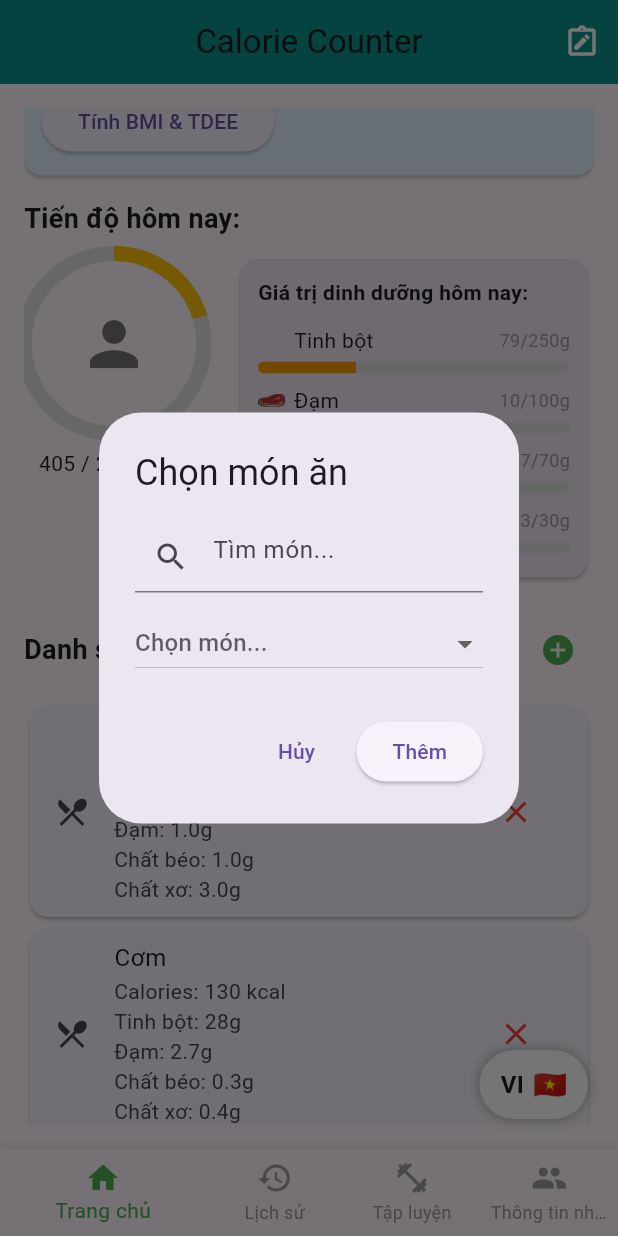
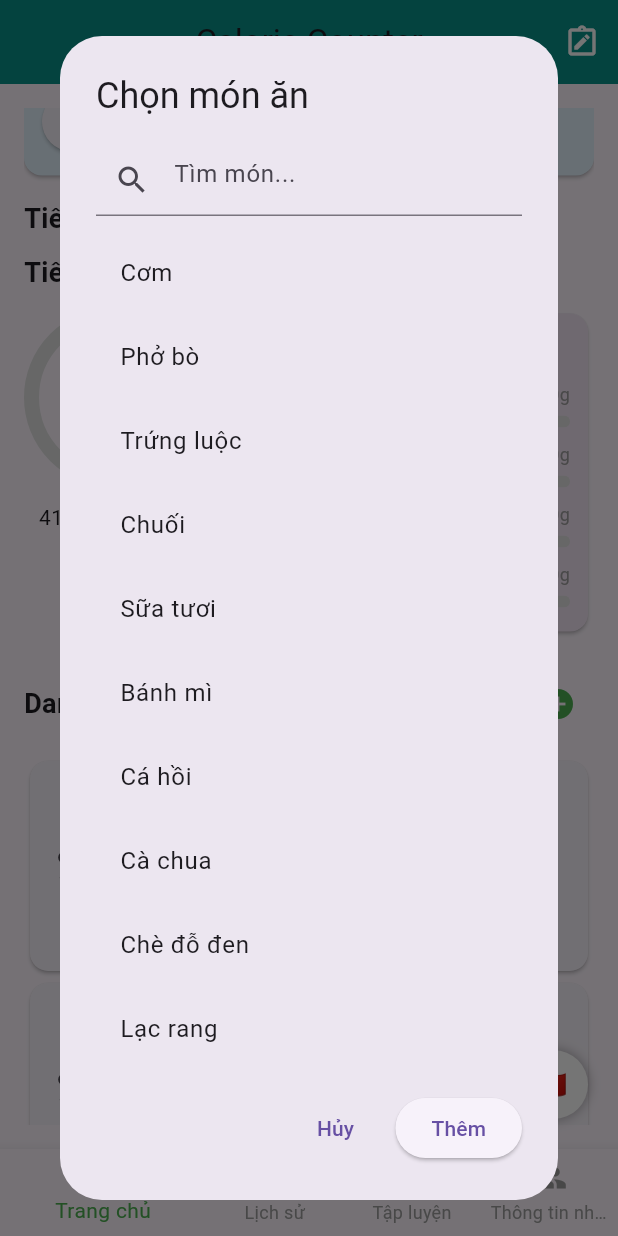
Before and after one commit to phuonglinh000/2025_LTTBDD_N04_Nhom_25, a Flutter app: the screen it shows after launch, scrolled down 576 dp, after a tap on the "add circle" icon, on a phone screen of 412 x 824 dp. Run offline on Flutter 3.47's test engine with Material 3 defaults, Android fonts, the phone set to English and light mode, and no system bars; drawn by our look-alikes of percent_indicator; our stand-ins replace fl_chart, flutter_screenutil.

Commit message:
fix lỗi chọn món

```diff
--- a/calories/lib/man_hinh_chinh.dart
+++ b/calories/lib/man_hinh_chinh.dart
@@ -7,6 +7,7 @@ import 'package:provider/provider.dart';
 import 'quan_ly_ngon_ngu.dart';
 import 'package:flutter_screenutil/flutter_screenutil.dart';
 import 'man_hinh_thong_tin_nhom.dart';
+import 'package:percent_indicator/percent_indicator.dart';
 
 class ManHinhChinh
     extends StatefulWidget {
@@ -32,32 +33,32 @@ class _ManHinhChinhState
       DateTime.now();
 
   final List<Map<String, dynamic>>
+
   _meals = [
     {
-      'name': 'Chuối',
-      'calories': 200,
-      'carbs': 50,
-      'protein': 1.0,
-      'fat': 1.0,
-      'fiber': 3.0,
+    'name': 'steamed_squid',
+    'calories': 160,
+    'carbs': 2.0,
+    'protein': 30.0,
+    'fat': 3.0,
+    'fiber': 0.0,
     },
     {
-      'name': 'Cơm',
-      'calories': 130,
-      'carbs': 28,
-      'protein': 2.7,
-      'fat': 0.3,
-      'fiber': 0.4,
-    },
-    {
-      'name': 'Trứng luộc',
-      'calories': 75,
-      'carbs': 0.5,
-      'protein': 6.0,
-      'fat': 5.3,
+    'name': 'stir_fried_eel',
+    'calories': 250,
+    'carbs': 5.0,
+    'protein': 22.0,
+    'fat': 15.0,
     'fiber': 0.0,
     },
+
   ];
+  void onMealSelected(Map<String, dynamic> selectedMeal) {
+  setState(() {
+    _meals.add(selectedMeal);
+  });
+}
+
 
   final TextEditingController
   _heightController =
@@ -497,51 +498,42 @@ class _ManHinhChinhState
           ),
           const SizedBox(height: 10),
 
+          Text(
+  Lang.t('today_progress'),
+  style: const TextStyle(
+    fontSize: 18,
+    fontWeight: FontWeight.bold,
+  ),
+),
+const SizedBox(height: 10),
+
 Row(
-            crossAxisAlignment:
-                CrossAxisAlignment
-                    .start,
+  crossAxisAlignment: CrossAxisAlignment.start,
   children: [
     Column(
       children: [
         Stack(
-                    alignment: Alignment
-                        .center,
+          alignment: Alignment.center,
           children: [
-                      SizedBox(
-                        height: 120,
-                        width: 120,
-                        child: CircularProgressIndicator(
-                          value:
-                              displayProgress,
-                          strokeWidth:
-                              10,
-                          backgroundColor:
-                              Colors
-                                  .grey[300],
-                          valueColor: AlwaysStoppedAnimation<Color>(
-                            progress <
-                                    1.0
-                                ? Colors
-                                      .amber
-                                : (progress ==
-                                          1.0
-                                      ? Colors.green
-                                      : Colors.red),
-                          ),
-                        ),
+            CircularPercentIndicator(
+              radius: 60.0,
+              lineWidth: 10.0,
+              percent: displayProgress.clamp(0.0, 1.0),
+              backgroundColor: Colors.grey[300]!,
+              progressColor: progress < 1.0
+                  ? Colors.amber
+                  : (progress == 1.0 ? Colors.green : Colors.red),
+              circularStrokeCap: CircularStrokeCap.round,
+
             ),
             const Icon(
               Icons.person,
               size: 48,
-                        color: Colors
-                            .black54,
+              color: Colors.black54,
             ),
           ],
         ),
-                  const SizedBox(
-                    height: 10,
-                  ),
+        const SizedBox(height: 10),
         Text(
           '${totalCalories.toStringAsFixed(0)} / ${goal.toStringAsFixed(0)} kcal',
         ),
@@ -550,61 +542,39 @@ class _ManHinhChinhState
     const SizedBox(width: 20),
     Expanded(
       child: Card(
-                  color:
-                      Colors.purple[50],
+        color: Colors.purple[50],
         child: Padding(
-                    padding:
-                        const EdgeInsets.all(
-                          12.0,
-                        ),
+          padding: const EdgeInsets.all(12.0),
           child: Column(
-                      crossAxisAlignment:
-                          CrossAxisAlignment
-                              .start,
+            crossAxisAlignment: CrossAxisAlignment.start,
             children: [
               Text(
-                          Lang.t(
-                            'today_nutrition',
-                          ),
-                          style: TextStyle(
-                            fontWeight:
-                                FontWeight
-                                    .bold,
+                Lang.t('today_nutrition'),
+                style: const TextStyle(
+                  fontWeight: FontWeight.bold,
                 ),
               ),
-                        const SizedBox(
-                          height: 8,
-                        ),
+              const SizedBox(height: 8),
               _thanhdinhduong(
-                          Lang.t(
-                            'carbs',
-                          ),
+                Lang.t('carbs'),
                 totalCarbs,
                 goalCarbs,
                 Colors.orange,
               ),
-
               _thanhdinhduong(
-                          Lang.t(
-                            'protein',
-                          ),
+                Lang.t('protein'),
                 totalProtein,
                 goalProtein,
                 Colors.green,
               ),
-
               _thanhdinhduong(
                 Lang.t('fat'),
                 totalFat,
                 goalFat,
-                          Colors
-                              .pinkAccent,
+                Colors.pinkAccent,
               ),
-
               _thanhdinhduong(
-                          Lang.t(
-                            'fiber',
-                          ),
+                Lang.t('fiber'),
                 totalFiber,
                 goalFiber,
                 Colors.teal,
@@ -659,28 +629,18 @@ class _ManHinhChinhState
                         .restaurant_menu,
                   ),
                   title: Text(
-                    meal['name'],
+                    Lang.t(meal['name']),
                   ),
                   subtitle: Column(
                     crossAxisAlignment:
                         CrossAxisAlignment
                             .start,
                     children: [
-                      Text(
-                        'Calories: ${meal['calories']} kcal',
-                      ),
-                      Text(
-                        'Tinh bột: ${meal['carbs'] ?? 0}g',
-                      ),
-                      Text(
-                        'Đạm: ${meal['protein'] ?? 0}g',
-                      ),
-                      Text(
-                        'Chất béo: ${meal['fat'] ?? 0}g',
-                      ),
-                      Text(
-                        'Chất xơ: ${meal['fiber'] ?? 0}g',
-                      ),
+                      Text('${Lang.t("calories")}: ${meal['calories']} kcal'),
+                      Text('${Lang.t("carbs")}: ${meal['carbs']}g'),
+                      Text('${Lang.t("protein")}: ${meal['protein']}g'),
+                      Text('${Lang.t("fat")}: ${meal['fat']}g'),
+                      Text('${Lang.t("fiber")}: ${meal['fiber']}g'),
                     ],
                   ),
                   trailing: IconButton(
@@ -920,10 +880,9 @@ class _ManHinhChinhState
   }
 
   void _themmonan() {
-    final List<Map<String, dynamic>>
-    availableMeals = [
+  final List<Map<String, dynamic>> availableMeals = [
     {
-        'name': 'Cơm',
+      'name': 'rice',
       'calories': 130,
       'carbs': 28.0,
       'protein': 2.5,
@@ -931,7 +890,7 @@ class _ManHinhChinhState
       'fiber': 0.2,
     },
     {
-        'name': 'Phở bò',
+      'name': 'beef_noodle',
       'calories': 400,
       'carbs': 45.0,
       'protein': 20.0,
@@ -939,7 +898,7 @@ class _ManHinhChinhState
       'fiber': 2.0,
     },
     {
-        'name': 'Trứng luộc',
+      'name': 'boiled_egg',
       'calories': 75,
       'carbs': 0.6,
       'protein': 6.3,
@@ -947,7 +906,7 @@ class _ManHinhChinhState
       'fiber': 0.0,
     },
     {
-        'name': 'Chuối',
+      'name': 'banana',
       'calories': 200,
       'carbs': 50.0,
       'protein': 1.0,
@@ -955,7 +914,7 @@ class _ManHinhChinhState
       'fiber': 3.0,
     },
     {
-        'name': 'Sữa tươi',
+      'name': 'milk',
       'calories': 150,
       'carbs': 12.0,
       'protein': 8.0,
@@ -963,7 +922,7 @@ class _ManHinhChinhState
       'fiber': 0.0,
     },
     {
-        'name': 'Bánh mì',
+      'name': 'bread',
       'calories': 250,
       'carbs': 45.0,
       'protein': 8.0,
@@ -971,7 +930,7 @@ class _ManHinhChinhState
       'fiber': 2.0,
     },
     {
-        'name': 'Cá hồi',
+      'name': 'salmon',
       'calories': 300,
       'carbs': 0.0,
       'protein': 25.0,
@@ -979,7 +938,7 @@ class _ManHinhChinhState
       'fiber': 0.0,
     },
     {
-        'name': 'Cà chua',
+      'name': 'tomato',
       'calories': 30,
       'carbs': 7.0,
       'protein': 1.0,
@@ -987,7 +946,7 @@ class _ManHinhChinhState
       'fiber': 1.5,
     },
     {
-        'name': 'Chè đỗ đen',
+      'name': 'black_bean_sweet_soup',
       'calories': 420,
       'carbs': 80.0,
       'protein': 10.0,
@@ -995,7 +954,7 @@ class _ManHinhChinhState
       'fiber': 6.0,
     },
     {
-        'name': 'Lạc rang',
+      'name': 'roasted_peanut',
       'calories': 300,
       'carbs': 8.0,
       'protein': 13.0,
@@ -1003,7 +962,7 @@ class _ManHinhChinhState
       'fiber': 3.0,
     },
     {
-        'name': 'Ổi',
+      'name': 'guava',
       'calories': 80,
       'carbs': 14.0,
       'protein': 1.0,
@@ -1017,131 +976,97 @@ class _ManHinhChinhState
   showDialog(
     context: context,
     builder: (BuildContext context) {
-        String? localSelectedMeal =
-            selectedMealName;
+      String? selectedMealName;
       String searchQuery = '';
 
-        return AlertDialog(
-          title: Text(
-            Lang.t('food_list'),
-          ),
-          content: StatefulBuilder(
+      return StatefulBuilder(
         builder: (context, setStateDialog) {
-              final filteredMeals =
-                  availableMeals.where((
-                    meal,
-                  ) {
-                    final name =
-                        meal['name']
-                            .toString()
-                            .toLowerCase();
-                    return name.contains(
-                      searchQuery
-                          .toLowerCase(),
-                    );
+          final filteredMeals = availableMeals.where((meal) {
+            final key = meal['name'].toString();
+            final label = Lang.t(key).toLowerCase();
+            final raw = key.toLowerCase();
+            final q = searchQuery.toLowerCase();
+            return label.contains(q) || raw.contains(q);
           }).toList();
 
-              return Column(
-                mainAxisSize:
-                    MainAxisSize.min,
+          return AlertDialog(
+            title: Text(Lang.t('food_list')),
+            content: SizedBox(
+              width: double.maxFinite,
+              child: Column(
+                mainAxisSize: MainAxisSize.min,
                 children: [
                   TextField(
                     decoration: InputDecoration(
-                      hintText: Lang.t(
-                        'search_menu',
-                      ),
-                      prefixIcon: Icon(
-                        Icons.search,
-                      ),
+                      hintText: Lang.t('search_menu'),
+                      prefixIcon: const Icon(Icons.search),
                     ),
                     onChanged: (value) {
-                      setStateDialog(
-                        () {
-                          searchQuery =
-                              value;
+                      setStateDialog(() {
+                        searchQuery = value;
+                      });
+                    },
+                  ),
+                  const SizedBox(height: 10),
+                  if (filteredMeals.isNotEmpty)
+                    Flexible(
+                      child: ListView.builder(
+                        shrinkWrap: true,
+                        itemCount: filteredMeals.length,
+                        itemBuilder: (context, index) {
+                          final key = filteredMeals[index]['name'] as String;
+                          return ListTile(
+                            title: Text(Lang.t(key)),
+                            selected: selectedMealName == key,
+                            selectedTileColor: Colors.deepPurple.shade50,
+                            onTap: () {
+                              setStateDialog(() {
+                                selectedMealName = key;
+                              });
                             },
                           );
                         },
                       ),
-                  const SizedBox(
-                    height: 10,
-                  ),
-                  DropdownButton<
-                    String
-                  >(
-                    value:
-                        localSelectedMeal,
-                    hint: Text(
-                      Lang.t(
-                        'choose_meal',
+                    )
+                  else
+                    Padding(
+                      padding: const EdgeInsets.all(8.0),
+                      child: Text(
+                        searchQuery.isEmpty
+                            ? ''
+                            : Lang.t('Không tìm thấy món nào'),
+                        style: const TextStyle(color: Colors.grey),
                       ),
                     ),
-                    isExpanded: true,
-                    items: filteredMeals.map((
-                      meal,
-                    ) {
-                      return DropdownMenuItem<
-                        String
-                      >(
-                        value:
-                            meal['name']
-                                as String,
-                        child: Text(
-                          meal['name']
-                              as String,
+                ],
               ),
-                      );
-                    }).toList(),
-                    onChanged: (value) {
-                      setStateDialog(() {
-                        localSelectedMeal =
-                            value;
-                      });
-                    },
-                  ),
-                ],
-              );
-            },
             ),
             actions: [
               TextButton(
-              onPressed: () {
-                Navigator.pop(context);
-              },
-              child: Text(
-                Lang.t('cancel'),
-              ),
+                onPressed: () => Navigator.pop(context),
+                child: Text(Lang.t('cancel')),
               ),
               ElevatedButton(
                 onPressed: () {
-                if (localSelectedMeal !=
-                    null) {
-                  final selectedMeal =
-                      availableMeals.firstWhere(
-                        (meal) =>
-                            meal['name'] ==
-                            localSelectedMeal,
+                  if (selectedMealName != null) {
+                    final selectedMeal = availableMeals.firstWhere(
+                      (meal) => meal['name'] == selectedMealName,
                     );
-
-                  setState(() {
-                    _meals.add(
-                      selectedMeal,
-                    );
-                    selectedMealName =
-                        localSelectedMeal;
-                  });
+                    onMealSelected(selectedMeal);
+                    Navigator.pop(context);
                   }
-                Navigator.pop(context);
                 },
-              child: Text(
-                Lang.t('add'),
-              ),
+                child: Text(Lang.t('add')),
               ),
             ],
           );
         },
       );
+    },
+  );
 }
+
+
 
   Widget _thanhdinhduong(
     String name,
--- a/calories/lib/quan_ly_ngon_ngu.dart
+++ b/calories/lib/quan_ly_ngon_ngu.dart
@@ -59,7 +59,19 @@ class Lang {
       '18_days': '18 ngày',
       '28_days': '28 ngày',
       'meal_history': 'Lịch sử ăn uống',
-
+      'rice': 'Cơm',
+      'beef_noodle': 'Phở bò',
+      'boiled_egg': 'Trứng luộc',
+      'banana': 'Chuối',
+      'milk': 'Sữa tươi',
+      'bread': 'Bánh mì',
+      'salmon': 'Cá hồi',
+      'tomato': 'Cà chua',
+      'black_bean_sweet_soup': 'Chè đỗ đen',
+      'roasted_peanut': 'Lạc rang',
+      'guava': 'Ổi',
+      'steamed_squid': 'Mực hấp',
+      'stir_fried_eel': 'Lươn xào',
     },
     'en': {
       'hello': 'Hello',
@@ -104,6 +116,19 @@ class Lang {
       '18_days': '18 days',
       '28_days': '28 days',
       'meal_history': 'Meal History',
+      'rice': 'Rice',
+      'beef_noodle': 'Beef Noodle Soup',
+      'boiled_egg': 'Boiled Egg',
+      'banana': 'Banana',
+      'milk': 'Milk',
+      'bread': 'Bread',
+      'salmon': 'Salmon',
+      'tomato': 'Tomato',
+      'black_bean_sweet_soup': 'Black Bean Sweet Soup',
+      'roasted_peanut': 'Roasted Peanut',
+      'guava': 'Guava',
+      'steamed_squid': 'Steamed squid',
+      'stir_fried_eel': 'Stir-fried eel',
 
     },
   };
--- a/calories/pubspec.yaml
+++ b/calories/pubspec.yaml
@@ -39,6 +39,8 @@ dependencies:
   easy_localization: ^3.0.5
   provider: ^6.1.2
   flutter_screenutil: ^5.9.0
+  percent_indicator: ^4.2.3
+
 
 
 
```
Also changed, not shown: calories/pubspec.lock. Lines whose indentation alone changed are shown as unchanged.
